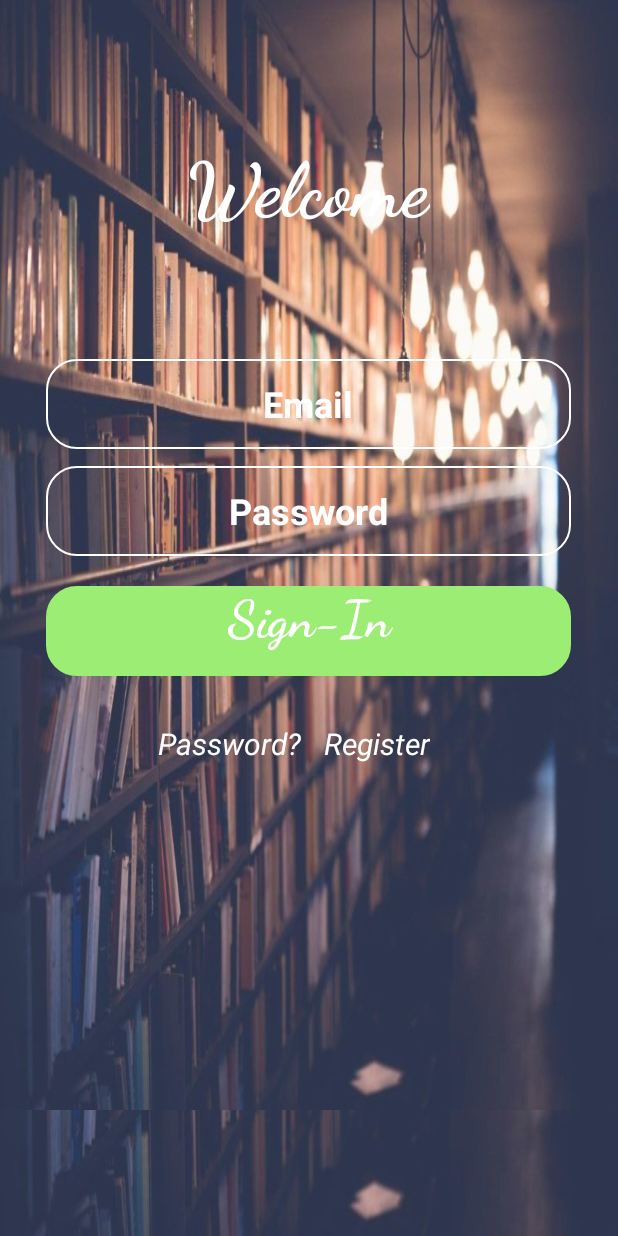
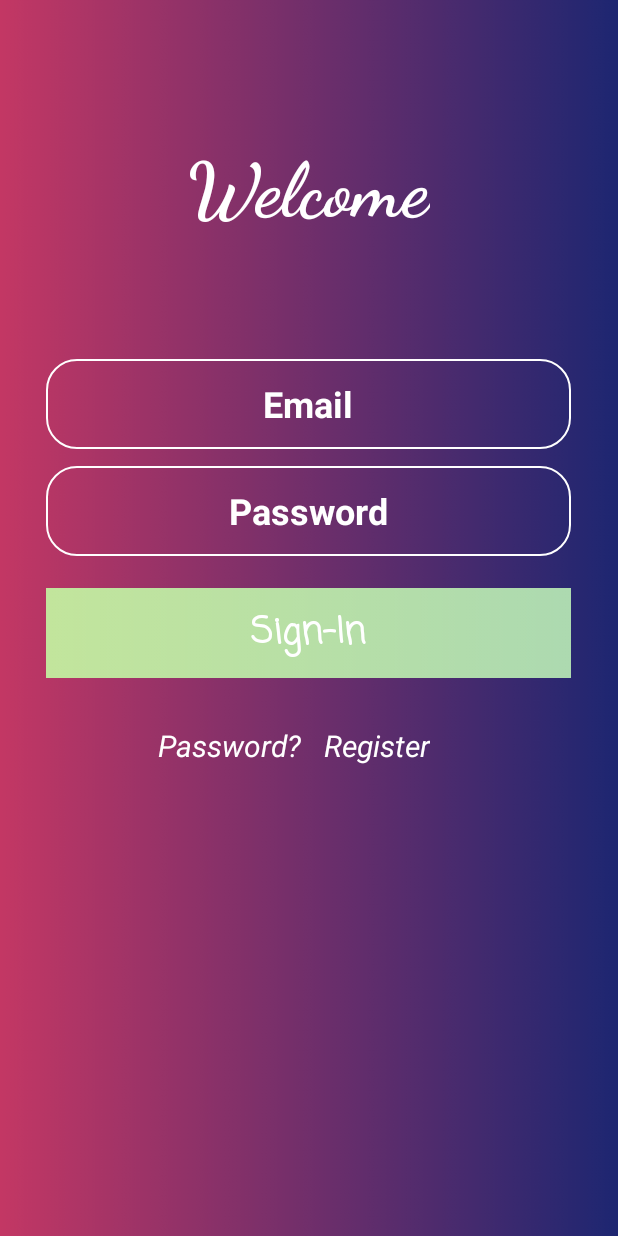
Before and after one commit to bhavneeet/Notes, an Android app: the screen it shows after launch (LoginActivity), on a phone screen of 412 x 824 dp. Run offline under Robolectric (Android 15) with nearby library versions, the phone set to English and light mode, and no system bars.

Commit message:
login file

```diff
--- a/app/build.gradle
+++ b/app/build.gradle
@@ -19,7 +19,7 @@ android {
 }
 
 dependencies {
-    implementation 'com.github.yukuku:ambilwarna:2.0.1'
+    compile 'com.google.android.gms:play-services-auth:11.8.0'
     compile 'com.android.support:cardview-v7:26.1.+'
     compile 'pl.droidsonroids.gif:android-gif-drawable:1.2.10'
     compile 'de.hdodenhof:circleimageview:2.2.0'
--- /dev/null
+++ b/app/src/main/res/drawable/login_progress.xml
@@ -0,0 +1,9 @@
+<?xml version="1.0" encoding="utf-8"?>
+<layer-list xmlns:android="http://schemas.android.com/apk/res/android" >
+    <item android:drawable="@drawable/button_gradient" />
+    <item>
+        <shape android:shape="ring" android:padding="10dp">
+        </shape>
+    </item>
+
+</layer-list>
--- a/app/src/main/res/layout/activity_login.xml
+++ b/app/src/main/res/layout/activity_login.xml
@@ -1,17 +1,8 @@
 <?xml version="1.0" encoding="utf-8"?>
-<ScrollView xmlns:app="http://schemas.android.com/apk/res-auto"
-    xmlns:tools="http://schemas.android.com/tools"
-    xmlns:android="http://schemas.android.com/apk/res/android"
-    android:background="@drawable/backround2"
-
-    android:layout_width="match_parent"
-    android:layout_height="match_parent">
->
  <RelativeLayout xmlns:app="http://schemas.android.com/apk/res-auto"
         xmlns:tools="http://schemas.android.com/tools"
         xmlns:android="http://schemas.android.com/apk/res/android"
-    android:background="@drawable/backround2"
-
+        android:background="@drawable/celestial"
         android:layout_width="match_parent"
         android:layout_height="match_parent">
 
@@ -23,8 +14,9 @@
             android:layout_centerHorizontal="true"
             android:layout_marginTop="95dp"
             android:fontFamily="cursive"
+            android:textColor="@color/colorWhite"
+            android:shadowColor="@color/colorPrimary"
             android:text="Welcome"
-        android:textColor="@color/colorWhite"
             android:textSize="@dimen/signheading"
             android:textStyle="bold" />
 
@@ -62,14 +54,13 @@
             style="@style/button"
             android:layout_width="@dimen/login_wid"
             android:layout_height="@dimen/login_hei"
+            android:layout_alignStart="@+id/user_password"
             android:layout_below="@+id/user_password"
-        android:layout_centerHorizontal="true"
-        android:layout_marginTop="20dp"
-        android:backgroundTint="@color/button"
-        android:fontFamily="cursive"
-        android:text="Sign-In"
-        android:textColor="@color/colorWhite"
-        android:textSize="34sp" />
+            android:layout_marginTop="21dp"
+            android:background="@drawable/button_gradient"
+            android:fontFamily="casual"
+            android:gravity="center"
+            android:text="Sign-In" />
 
         <TextView
             android:id="@+id/register1"
@@ -96,6 +87,13 @@
             android:textSize="20sp"
             android:textStyle="italic" />
 
-
+    <ProgressBar
+        android:id="@+id/loginbar"
+        android:layout_width="wrap_content"
+        android:layout_height="wrap_content"
+        android:layout_alignTop="@+id/sign_in"
+        android:layout_centerHorizontal="true"
+        android:fadingEdge="vertical"
+        android:visibility="gone"
+        android:progressDrawable="@drawable/login_progress" />
     </RelativeLayout>
-</ScrollView>
--- a/app/src/main/res/layout/content_networking.xml
+++ b/app/src/main/res/layout/content_networking.xml
@@ -10,5 +10,6 @@
    <ListView
        android:layout_width="match_parent"
        android:layout_height="match_parent"
-       android:id="@+id/networklist"></ListView>
+       android:id="@+id/networklist">
+   </ListView>
 </LinearLayout>
--- a/app/src/main/res/values/colors.xml
+++ b/app/src/main/res/values/colors.xml
@@ -4,6 +4,6 @@
     <color name="colorPrimaryDark">#28368c</color>
     <color name="colorAccent">#c6b5d6</color>
     <color name="colorWhite">#ffffff</color>
-    <color name="button">#9ced74</color>
+    <color name="button">#467032</color>
     <color name="background_material_light">#de5959</color>
 </resources>
--- a/build.gradle
+++ b/build.gradle
@@ -5,6 +5,7 @@ buildscript {
     repositories {
         google()
         jcenter()
+        mavenCentral()
     }
     dependencies {
         classpath 'com.android.tools.build:gradle:3.0.1'
```
Also changed, not shown: app/src/main/java/othello/com/example/bhavneetsingh/notes/InternetActivity.java (added, +8 -0 lines), app/src/main/java/othello/com/example/bhavneetsingh/notes/LoginActivity.java (+155 -33 lines), app/src/main/java/othello/com/example/bhavneetsingh/notes/MainActivity.java (+29 -15 lines), app/src/main/java/othello/com/example/bhavneetsingh/notes/Networking.java (+8 -7 lines), app/src/main/res/drawable/button.xml (+19 -13 lines), app/src/main/res/layout/registrer_layout.xml (+11 -8 lines), app/src/main/res/drawable/button_gradient.jpg (added), app/src/main/res/drawable/celestial.jpg (added), app/src/main/res/drawable/login1.jpg (added). Lines whose indentation alone changed are shown as unchanged.
